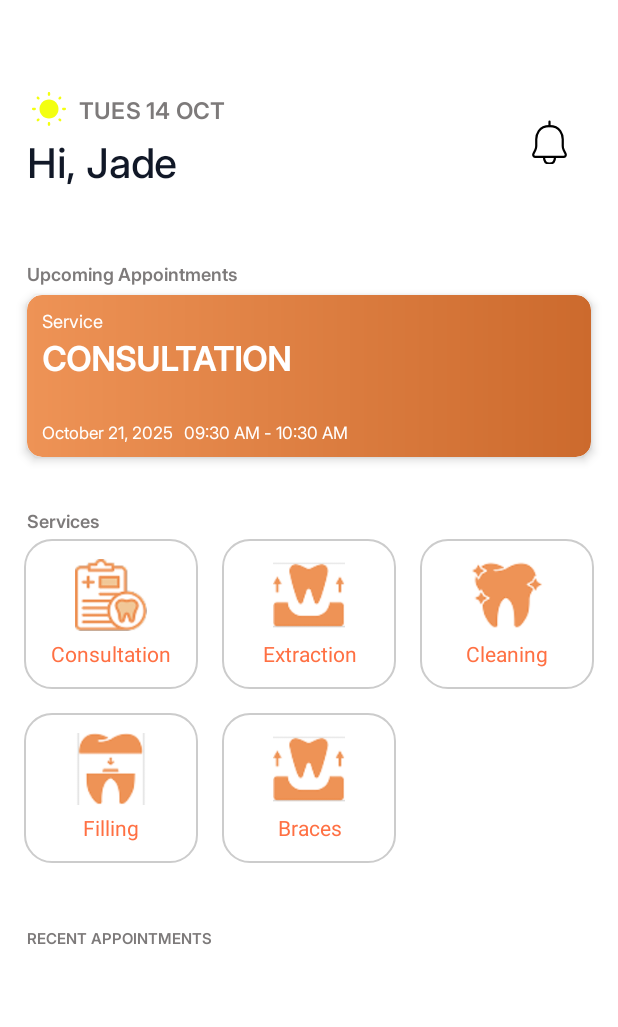
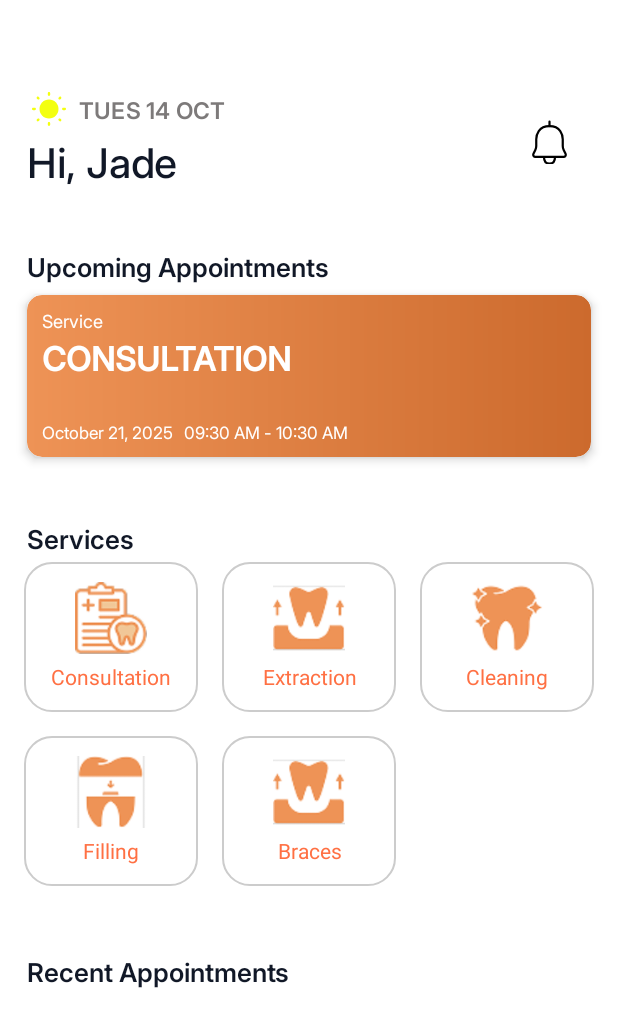
Before and after one commit to jdyrai/VSLDental, an Android app: the layout fragment_dashboard_user.xml on its own in the app's theme, with its tools: preview values and no code run, on a phone screen of 412 x 824 dp. Shown: the top 1027 px of the screen. Run offline under Robolectric (Android 15) with nearby library versions, the phone set to English and light mode, and no system bars.

Commit message:
Modified and Add new features

```diff
--- a/app/src/main/java/com/example/vsldental/ForgotEmailFragment.java
+++ b/app/src/main/java/com/example/vsldental/ForgotEmailFragment.java
@@ -43,7 +43,7 @@ public class ForgotEmailFragment extends Fragment {
         LinearLayout layoutEmail = view.findViewById(R.id.layoutEmail);
 
         inputEmail.setOnFocusChangeListener((v, hasFocus) -> {
-            GradientDrawable drawable = (GradientDrawable) layoutEmail.getBackground();
+            GradientDrawable drawable = (GradientDrawable) layoutEmail.getBackground().mutate();
             if (hasFocus) {
                 int focusedColor = ContextCompat.getColor(requireContext(), R.color.mainColor);
                 drawable.setStroke(2, focusedColor);
@@ -56,7 +56,7 @@ public class ForgotEmailFragment extends Fragment {
                         .setDuration(150)
                         .start();
             } else if (inputEmail.getText().toString().isEmpty()) {
-                int defaultColor = ContextCompat.getColor(requireContext(), R.color.black);
+                int defaultColor = ContextCompat.getColor(requireContext(), R.color.borderColor);
                 drawable.setStroke(1, defaultColor);
                 labelEmail.animate()
                         .translationY(15f)
@@ -67,7 +67,7 @@ public class ForgotEmailFragment extends Fragment {
                         .translationY(-21f);
                 inputEmail.setHint("Enter email address");
             } else if (!hasFocus && !inputEmail.getText().toString().isEmpty()) {
-                int defaultColor = ContextCompat.getColor(requireContext(), R.color.black);
+                int defaultColor = ContextCompat.getColor(requireContext(), R.color.borderColor);
                 drawable.setStroke(1, defaultColor);
                 labelEmail.animate()
                         .translationY(15f)
--- a/app/src/main/res/layout/fragment_dashboard_user.xml
+++ b/app/src/main/res/layout/fragment_dashboard_user.xml
@@ -56,8 +56,8 @@
         android:layout_width="wrap_content"
         android:layout_height="wrap_content"
         android:text="Upcoming Appointments"
-        android:textSize="12sp"
-        android:textColor="@color/subColor"
+        android:textSize="17sp"
+        android:textColor="@color/black"
         android:fontFamily="@font/inter_24pt_semibold"
         app:layout_constraintStart_toStartOf="@id/startGuideline"
         app:layout_constraintTop_toTopOf="@id/layoutAppointmentTopGuideline"/>
@@ -156,8 +156,8 @@
         android:layout_width="wrap_content"
         android:layout_height="wrap_content"
         android:text="Services"
-        android:textSize="12sp"
-        android:textColor="@color/subColor"
+        android:textSize="17sp"
+        android:textColor="@color/black"
         android:fontFamily="@font/inter_24pt_semibold"
         app:layout_constraintStart_toStartOf="@id/startGuideline"
         app:layout_constraintTop_toTopOf="@id/layoutServicesTopGuideline"/>
@@ -299,9 +299,9 @@
     <TextView
         android:layout_width="wrap_content"
         android:layout_height="wrap_content"
-        android:text="RECENT APPOINTMENTS"
-        android:textSize="10sp"
-        android:textColor="@color/subColor"
+        android:text="Recent Appointments"
+        android:textSize="17sp"
+        android:textColor="@color/black"
         android:fontFamily="@font/inter_24pt_semibold"
         app:layout_constraintStart_toStartOf="@id/startGuideline"
         app:layout_constraintTop_toTopOf="@id/layoutHistoryTopGuideline"/>
@@ -362,7 +362,7 @@
         android:layout_width="wrap_content"
         android:layout_height="wrap_content"
         android:orientation="horizontal"
-        app:layout_constraintGuide_percent="0.21" />
+        app:layout_constraintGuide_percent="0.20" />
 
     <androidx.constraintlayout.widget.Guideline
         android:id="@+id/layoutCardTopGuideline"
@@ -376,27 +376,27 @@
         android:layout_width="wrap_content"
         android:layout_height="wrap_content"
         android:orientation="horizontal"
-        app:layout_constraintGuide_percent="0.41" />
+        app:layout_constraintGuide_percent="0.42" />
 
     <androidx.constraintlayout.widget.Guideline
         android:id="@+id/layoutServicesItemTopGuideline"
         android:layout_width="wrap_content"
         android:layout_height="wrap_content"
         android:orientation="horizontal"
-        app:layout_constraintGuide_percent="0.417" />
+        app:layout_constraintGuide_percent="0.435" />
 
     <androidx.constraintlayout.widget.Guideline
         android:id="@+id/layoutHistoryTopGuideline"
         android:layout_width="wrap_content"
         android:layout_height="wrap_content"
         android:orientation="horizontal"
-        app:layout_constraintGuide_percent="0.750" />
+        app:layout_constraintGuide_percent="0.77" />
 
     <androidx.constraintlayout.widget.Guideline
         android:id="@+id/layoutHistoryItemTopGuideline"
         android:layout_width="wrap_content"
         android:layout_height="wrap_content"
         android:orientation="horizontal"
-        app:layout_constraintGuide_percent="0.760" />
+        app:layout_constraintGuide_percent="0.790" />
 
 </androidx.constraintlayout.widget.ConstraintLayout>
--- a/app/src/main/res/layout/fragment_forgot_phone.xml
+++ b/app/src/main/res/layout/fragment_forgot_phone.xml
@@ -79,7 +79,7 @@
         android:layout_height="wrap_content"
         android:orientation="vertical"
         android:background="@drawable/input_layout"
-        android:paddingVertical="10dp"
+        android:paddingVertical="12dp"
         android:paddingHorizontal="16dp"
         app:layout_constraintEnd_toEndOf="@id/endGuideline"
         app:layout_constraintStart_toStartOf="@id/startGuideline"
@@ -100,7 +100,8 @@
             android:layout_width="match_parent"
             android:layout_height="wrap_content"
             android:orientation="horizontal"
-            android:translationY="-9dp">
+            android:padding="3dp"
+            android:translationY="-7dp">
 
             <TextView
                 android:id="@+id/prefixPhone"
--- a/app/src/main/res/layout/fragment_register_optional.xml
+++ b/app/src/main/res/layout/fragment_register_optional.xml
@@ -83,7 +83,7 @@
         android:layout_height="wrap_content"
         android:orientation="vertical"
         android:background="@drawable/input_layout"
-        android:paddingVertical="10dp"
+        android:paddingVertical="12dp"
         android:paddingHorizontal="16dp"
         app:layout_constraintEnd_toEndOf="@id/endGuideline"
         app:layout_constraintStart_toStartOf="@id/startGuideline"
@@ -104,7 +104,8 @@
             android:layout_width="match_parent"
             android:layout_height="wrap_content"
             android:orientation="horizontal"
-            android:translationY="-9dp">
+            android:padding="3dp"
+            android:translationY="-7dp">
 
             <TextView
                 android:id="@+id/prefixPhone"
--- a/app/src/main/res/layout/item_appointment.xml
+++ b/app/src/main/res/layout/item_appointment.xml
@@ -13,7 +13,7 @@
         android:orientation="horizontal"
         android:layout_width="match_parent"
         android:layout_height="match_parent"
-        android:padding="10dp"
+        android:padding="8dp"
         android:gravity="center_vertical"
         android:background="@drawable/input_layout">
 
@@ -21,7 +21,7 @@
             android:layout_width="wrap_content"
             android:layout_height="wrap_content"
             android:orientation="vertical"
-            android:paddingVertical="10dp"
+            android:paddingVertical="8dp"
             android:paddingHorizontal="15dp"
             android:gravity="center"
             android:background="@drawable/gradient_background">
@@ -52,7 +52,7 @@
         android:layout_height="wrap_content"
         android:layout_weight="1"
         android:orientation="vertical"
-        android:paddingVertical="5dp"
+        android:paddingVertical="1dp"
         android:paddingHorizontal="10dp">
 
         <TextView
--- a/app/src/main/res/navigation/nav_graph.xml
+++ b/app/src/main/res/navigation/nav_graph.xml
@@ -2,7 +2,7 @@
 <navigation xmlns:android="http://schemas.android.com/apk/res/android"
     xmlns:app="http://schemas.android.com/apk/res-auto"
     xmlns:tools="http://schemas.android.com/tools"
-    app:startDestination="@id/SplashFragment">
+    app:startDestination="@id/DashboardUserFragment">
 
     <fragment
         android:id="@+id/SplashFragment"
--- a/build.gradle
+++ b/build.gradle
@@ -1,7 +1,7 @@
 // Top-level build file where you can add configuration options common to all sub-projects/modules.
 plugins {
-    id 'com.android.application' version '7.2.0' apply false
-    id 'com.android.library' version '7.2.0' apply false
+    id 'com.android.application' version '8.5.0' apply false
+    id 'com.android.library' version '8.5.0' apply false
 }
 
 task clean(type: Delete) {
```
Also changed, not shown: app/src/main/java/com/example/vsldental/ForgotPhoneFragment.java (+9 -6 lines), app/src/main/java/com/example/vsldental/LoginFragment.java (+6 -6 lines), app/src/main/java/com/example/vsldental/LoginPhoneFragment.java (+9 -6 lines), app/src/main/java/com/example/vsldental/RegisterFragment.java (+9 -9 lines), app/src/main/java/com/example/vsldental/RegisterOptionalFragment.java (+51 -8 lines), app/src/main/res/layout/fragment_create_password.xml (+9 -7 lines), app/src/main/res/layout/fragment_login_phone.xml (+5 -4 lines), gradle/wrapper/gradle-wrapper.properties.
